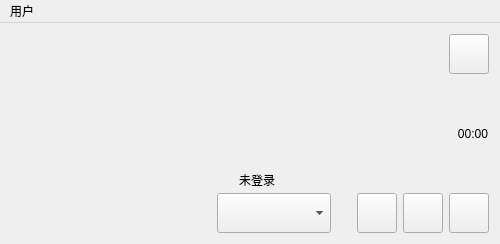
Before: the Qt Designer form src/mainwindow.ui in zonyitoo/doubanfm-qt, drawn with Qt 5.
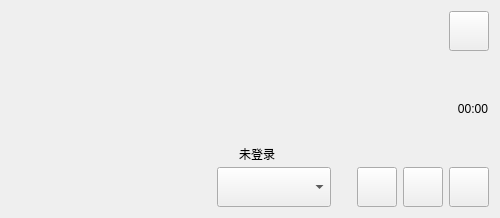
After: the same form once the commit is applied. Icons and pictures are not drawn. Custom widgets are drawn as their Qt base class.

What changed in the file:
```diff
--- a/src/mainwindow.ui
+++ b/src/mainwindow.ui
@@ -7,19 +7,19 @@
     <x>0</x>
     <y>0</y>
     <width>500</width>
-    <height>244</height>
+    <height>218</height>
    </rect>
   </property>
   <property name="minimumSize">
    <size>
     <width>500</width>
-    <height>244</height>
+    <height>218</height>
    </size>
   </property>
   <property name="maximumSize">
    <size>
     <width>500</width>
-    <height>244</height>
+    <height>218</height>
    </size>
   </property>
   <property name="windowTitle">
@@ -331,23 +331,6 @@
     </item>
    </layout>
   </widget>
-  <widget class="QMenuBar" name="menuBar">
-   <property name="geometry">
-    <rect>
-     <x>0</x>
-     <y>0</y>
-     <width>500</width>
-     <height>26</height>
-    </rect>
-   </property>
-   <widget class="QMenu" name="menu">
-    <property name="title">
-     <string>用户</string>
-    </property>
-    <addaction name="authAction"/>
-   </widget>
-   <addaction name="menu"/>
-  </widget>
   <action name="authAction">
    <property name="text">
     <string>未登录</string>
```
